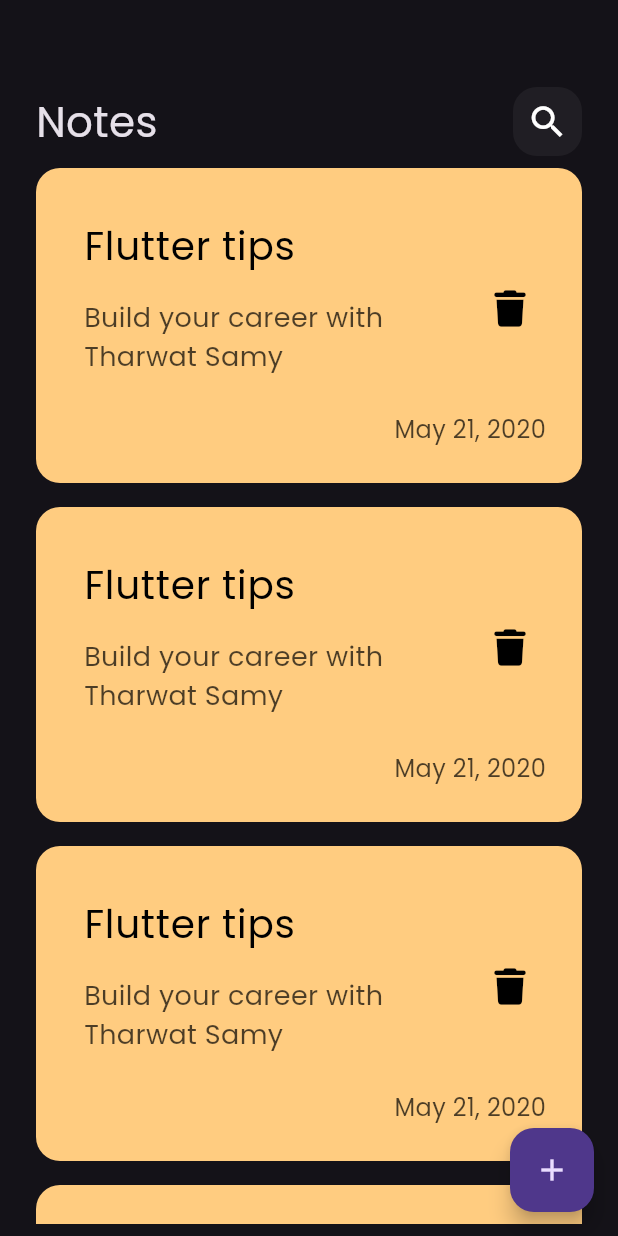
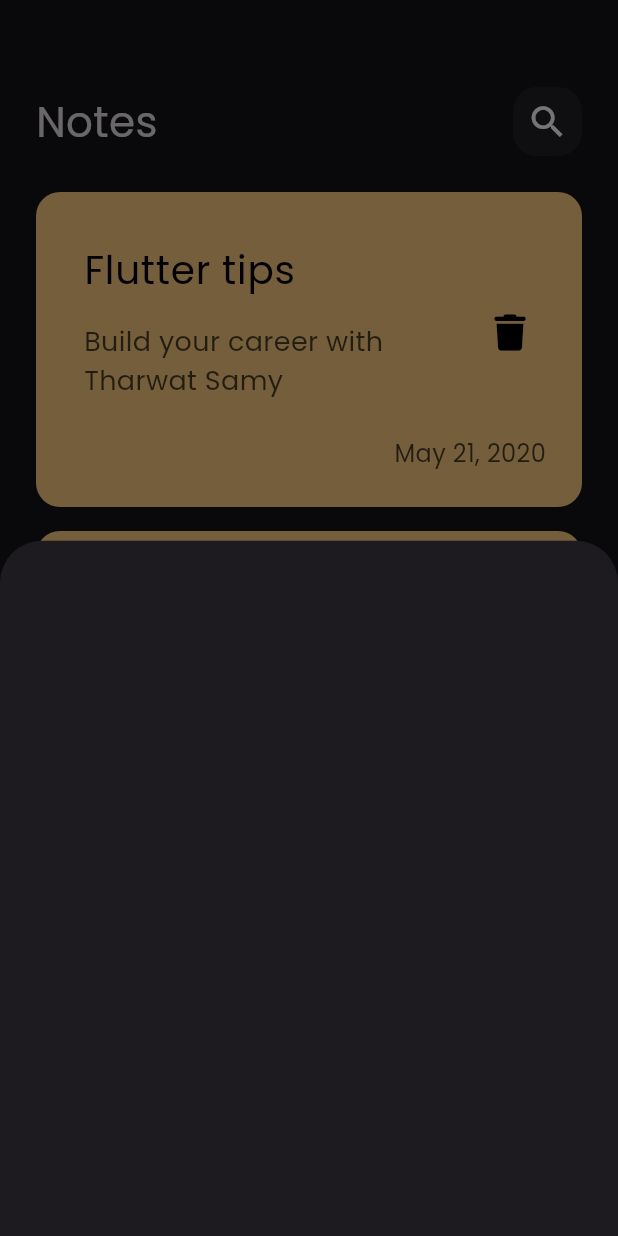
Before and after one commit to KhaledHAnter/notes_app, a Flutter app: the screen it shows after launch, after a tap on the "add" icon, on a phone screen of 412 x 824 dp. Run offline on Flutter 3.47's test engine with Material 3 defaults, Android fonts, the phone set to English and light mode, and no system bars; our stand-ins replace font_awesome_flutter, gap; project files that could hold a hidden picture were left out.

Commit message:
add note buttom sheet

```diff
--- a/lib/Views/note_view.dart
+++ b/lib/Views/note_view.dart
@@ -1,4 +1,5 @@
 import 'package:flutter/material.dart';
+import 'package:note_app_th/Widgets/add_note_buttom_sheet.dart';
 import 'package:note_app_th/Widgets/note_view_body.dart';
 
 class NotesView extends StatelessWidget {
@@ -11,7 +12,14 @@ class NotesView extends StatelessWidget {
     return Scaffold(
       floatingActionButton: FloatingActionButton(
         child: const Icon(Icons.add),
-        onPressed: () {},
+        onPressed: () {
+          showModalBottomSheet(
+            context: context,
+            builder: (context) {
+              return const AddNoteButtomSheet();
+            },
+          );
+        },
       ),
       body: const NoteViewBody(),
     );
--- /dev/null
+++ b/lib/Widgets/add_note_buttom_sheet.dart
@@ -0,0 +1,12 @@
+import 'package:flutter/material.dart';
+
+class AddNoteButtomSheet extends StatelessWidget {
+  const AddNoteButtomSheet({super.key});
+
+  @override
+  Widget build(BuildContext context) {
+    return Container(
+      decoration: const BoxDecoration(),
+    );
+  }
+}
--- a/lib/Widgets/notes_listview.dart
+++ b/lib/Widgets/notes_listview.dart
@@ -6,13 +6,17 @@ class NotesListView extends StatelessWidget {
 
   @override
   Widget build(BuildContext context) {
-    return ListView.builder(
+    return Padding(
+      padding: const EdgeInsets.symmetric(vertical: 16),
+      child: ListView.builder(
+        padding: EdgeInsets.zero,
         itemBuilder: (context, index) {
           return const Padding(
             padding: EdgeInsets.symmetric(vertical: 8),
             child: NoteItem(),
           );
         },
+      ),
     );
   }
 }
```
Lines whose indentation alone changed are shown as unchanged.
